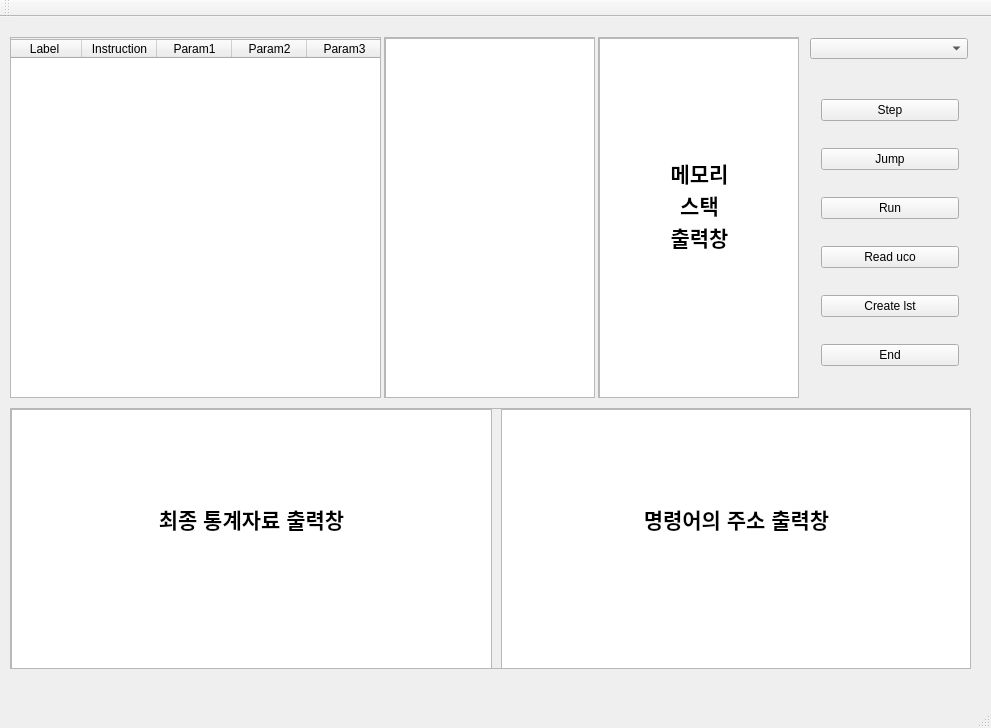
The window that UCodeInterpreter/UCodeInterpreter.ui (joohyeson/UCodeInterpreter) describes before a commit, drawn with Qt 5.
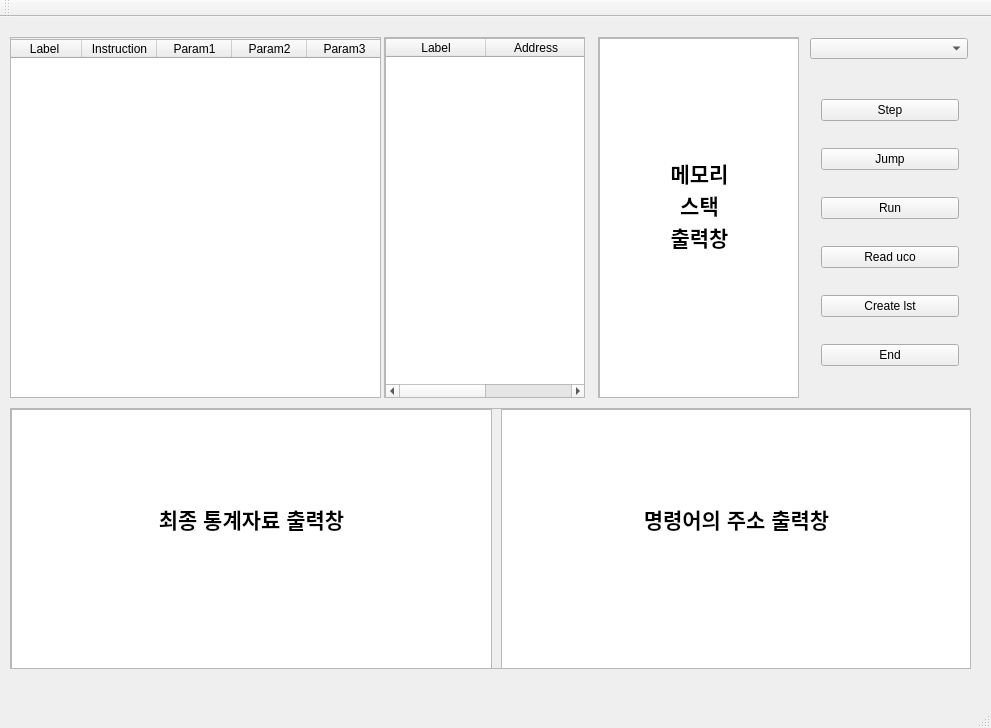
The same window after the commit.

Commit message: Execute함수 생성

What changed in the file:
```diff
--- a/UCodeInterpreter/UCodeInterpreter.ui
+++ b/UCodeInterpreter/UCodeInterpreter.ui
@@ -297,7 +297,7 @@
      <rect>
       <x>384</x>
       <y>20</y>
-      <width>211</width>
+      <width>201</width>
       <height>361</height>
      </rect>
     </property>
@@ -309,26 +309,35 @@
       <rect>
        <x>0</x>
        <y>0</y>
-       <width>209</width>
+       <width>199</width>
        <height>359</height>
       </rect>
      </property>
-     <widget class="QTextEdit" name="textEdit_2">
+     <widget class="QTableWidget" name="tableWidget_2">
       <property name="geometry">
        <rect>
         <x>0</x>
         <y>0</y>
-        <width>211</width>
-        <height>371</height>
+        <width>201</width>
+        <height>361</height>
        </rect>
       </property>
-      <property name="html">
-       <string>&lt;!DOCTYPE HTML PUBLIC &quot;-//W3C//DTD HTML 4.0//EN&quot; &quot;http://www.w3.org/TR/REC-html40/strict.dtd&quot;&gt;
-&lt;html&gt;&lt;head&gt;&lt;meta name=&quot;qrichtext&quot; content=&quot;1&quot; /&gt;&lt;style type=&quot;text/css&quot;&gt;
-p, li { white-space: pre-wrap; }
-&lt;/style&gt;&lt;/head&gt;&lt;body style=&quot; font-family:'Gulim'; font-size:13.5pt; font-weight:400; font-style:normal;&quot;&gt;
-&lt;p align=&quot;center&quot; style=&quot;-qt-paragraph-type:empty; margin-top:0px; margin-bottom:0px; margin-left:0px; margin-right:0px; -qt-block-indent:0; text-indent:0px; font-size:9pt;&quot;&gt;&lt;br /&gt;&lt;/p&gt;&lt;/body&gt;&lt;/html&gt;</string>
+      <property name="sizeAdjustPolicy">
+       <enum>QAbstractScrollArea::AdjustToContents</enum>
       </property>
+      <attribute name="horizontalHeaderStretchLastSection">
+       <bool>true</bool>
+      </attribute>
+      <column>
+       <property name="text">
+        <string>Label</string>
+       </property>
+      </column>
+      <column>
+       <property name="text">
+        <string>Address</string>
+       </property>
+      </column>
      </widget>
     </widget>
    </widget>
```
Left out of the diff: 8 changed lines with no effect on the pictures. The commit also changes 2 other files.
